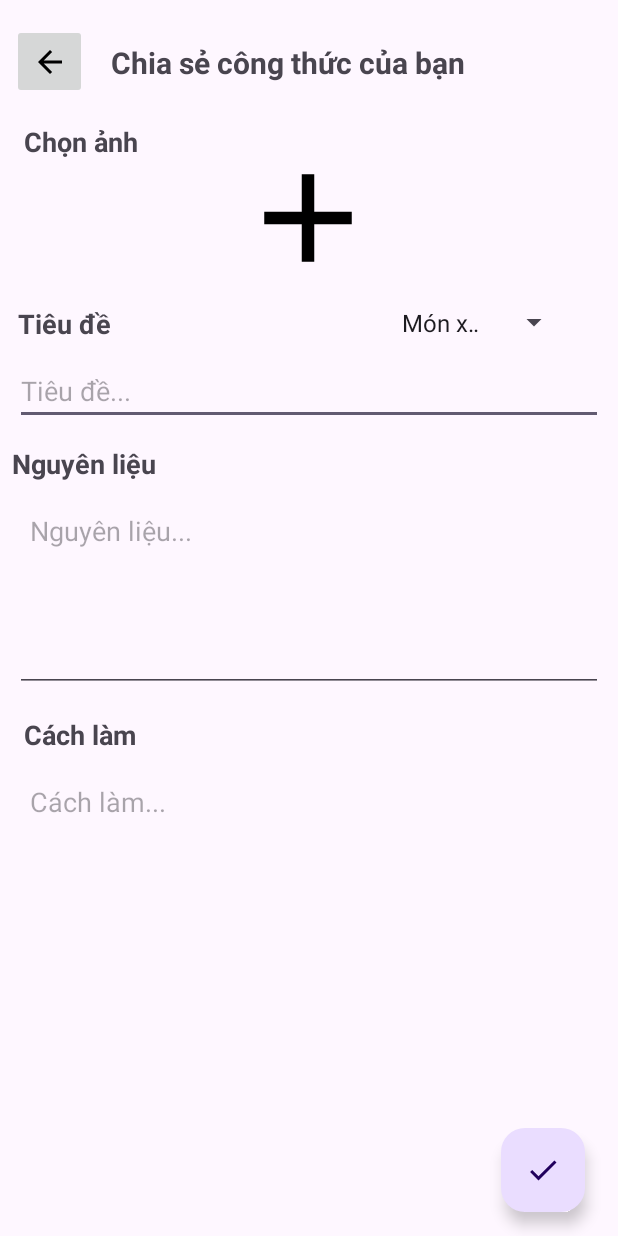
After one commit to AnhhDEV/recipe_application, an Android app: the InsertActivity screen opened directly, with no data from a screen before it, on a phone screen of 412 x 824 dp. The commit adds this screen. Run offline under Robolectric (Android 15) with nearby library versions, the phone set to English and light mode, and no system bars; our stand-ins replace Room's generated code.

Commit message:
added inserted feature

```diff
--- a/app/src/main/AndroidManifest.xml
+++ b/app/src/main/AndroidManifest.xml
@@ -16,6 +16,9 @@
         android:theme="@style/Theme.RecipeAppp"
         tools:targetApi="31">
         <activity
+            android:name=".presentation.insert_recipe.InsertActivity"
+            android:exported="false" />
+        <activity
             android:name=".presentation.detail.DetailActivity"
             android:exported="false" />
         <activity
--- a/app/src/main/java/com/tanh/recipeappp/data/database/MDatabase.java
+++ b/app/src/main/java/com/tanh/recipeappp/data/database/MDatabase.java
@@ -1,11 +1,22 @@
 package com.tanh.recipeappp.data.database;
 
+import androidx.annotation.NonNull;
 import androidx.room.Database;
 import androidx.room.RoomDatabase;
+import androidx.room.migration.Migration;
+import androidx.sqlite.db.SupportSQLiteDatabase;
 
 @Database(entities = {Recipe.class}, version = 1)
 public abstract class MDatabase extends RoomDatabase {
 
     public abstract RecipeDao dao();
 
+    static final Migration MIGRATION_1_2 = new Migration(1, 2) {
+
+        @Override
+        public void migrate(@NonNull SupportSQLiteDatabase supportSQLiteDatabase) {
+            supportSQLiteDatabase.execSQL("ALTER TABLE recipe ADD COLUMN isFavorite INTEGER NOT NULL DEFAULT 0");
+        }
+    };
+
 }
--- a/app/src/main/java/com/tanh/recipeappp/data/database/Recipe.java
+++ b/app/src/main/java/com/tanh/recipeappp/data/database/Recipe.java
@@ -21,6 +21,15 @@ public class Recipe {
         this.id = id;
         this.title = title;
         this.category = category;
+        this.ingredients = ingredients;
+        this.instruction = instruction;
+        this.imageUrl = imageUrl;
+        this.isFavorite = isFavorite;
+    }
+
+    public Recipe(String title, Integer categoryId, String ingredients, String instruction, String string, Boolean isFavorite) {
+        this.title = title;
+        this.category = categoryId;
         this.ingredients = ingredients;
         this.instruction = instruction;
         this.imageUrl = imageUrl;
--- a/app/src/main/java/com/tanh/recipeappp/data/database/RecipeDao.java
+++ b/app/src/main/java/com/tanh/recipeappp/data/database/RecipeDao.java
@@ -26,4 +26,7 @@ public interface RecipeDao {
 
     @Update
     void updateRecipe(Recipe recipe);
+
+    @Query("SELECT MAX(id) FROM recipe")
+    LiveData<Integer> getMaxRecipeId();
 }
--- a/app/src/main/java/com/tanh/recipeappp/data/repository/RecipeRepository.java
+++ b/app/src/main/java/com/tanh/recipeappp/data/repository/RecipeRepository.java
@@ -47,6 +47,10 @@ public class RecipeRepository {
         }
     }
 
+    public LiveData<Integer> getMaxId() {
+        return mDatabase.dao().getMaxRecipeId();
+    }
+
     public void updateRecipe(Recipe recipe) {
         mDatabase.dao().updateRecipe(recipe);
     }
--- a/app/src/main/java/com/tanh/recipeappp/presentation/detail/DetailActivity.java
+++ b/app/src/main/java/com/tanh/recipeappp/presentation/detail/DetailActivity.java
@@ -7,7 +7,7 @@ import androidx.appcompat.app.AppCompatActivity;
 import androidx.lifecycle.ViewModelProvider;
 
 import com.bumptech.glide.Glide;
-import com.tanh.recipeappp.R;
+
 import com.tanh.recipeappp.RecipeApplication;
 import com.tanh.recipeappp.databinding.ActivityDetailBinding;
 import com.tanh.recipeappp.dependencies.AppContainer;
--- a/app/src/main/java/com/tanh/recipeappp/presentation/home/MainActivity.java
+++ b/app/src/main/java/com/tanh/recipeappp/presentation/home/MainActivity.java
@@ -17,6 +17,7 @@ import com.tanh.recipeappp.databinding.ActivityMainBinding;
 import com.tanh.recipeappp.dependencies.AppContainer;
 import com.tanh.recipeappp.factory.RecipeViewModelFactory;
 import com.tanh.recipeappp.presentation.adapter.RecipesAdapter;
+import com.tanh.recipeappp.presentation.insert_recipe.InsertActivity;
 import com.tanh.recipeappp.presentation.recipes.RecipesActivity;
 
 import java.util.ArrayList;
@@ -68,6 +69,16 @@ public class MainActivity extends AppCompatActivity {
         goi();
         drink();
         other();
+
+        //nav
+        navToInsert();
+    }
+
+    private void navToInsert() {
+        binding.mainAdd.setOnClickListener(view -> {
+            Intent intent = new Intent(this, InsertActivity.class);
+            startActivity(intent);
+        });
     }
 
     private void loadData() {
--- a/app/src/main/java/com/tanh/recipeappp/presentation/home/RecipeViewModel.java
+++ b/app/src/main/java/com/tanh/recipeappp/presentation/home/RecipeViewModel.java
@@ -21,6 +21,10 @@ public class RecipeViewModel extends ViewModel {
         this.recipeRepository = recipeRepository;
     }
 
+    public LiveData<Integer> getMaxId() {
+       return recipeRepository.getMaxId();
+    }
+
     //Lấy danh sách recipe theo categoryId
     public LiveData<List<Recipe>> getRecipesByCategory(Integer categoryId) {
         return recipeRepository.getRecipesByCategoryId(categoryId);
@@ -37,7 +41,7 @@ public class RecipeViewModel extends ViewModel {
     }
 
     //Thêm recipe
-    void insertRecipe(Recipe recipe) {
+    public void insertRecipe(Recipe recipe) {
         Executor executor = Executors.newSingleThreadExecutor();
         executor.execute(() -> {
             recipeRepository.insertRecipe(recipe);
--- /dev/null
+++ b/app/src/main/java/com/tanh/recipeappp/presentation/insert_recipe/InsertActivity.java
@@ -0,0 +1,128 @@
+package com.tanh.recipeappp.presentation.insert_recipe;
+
+import android.content.Intent;
+import android.net.Uri;
+import android.os.Bundle;
+import android.util.Log;
+import android.view.View;
+import android.widget.AdapterView;
+
+import androidx.activity.EdgeToEdge;
+import androidx.activity.result.ActivityResultLauncher;
+import androidx.activity.result.PickVisualMediaRequest;
+import androidx.activity.result.contract.ActivityResultContracts;
+import androidx.annotation.Nullable;
+import androidx.appcompat.app.AppCompatActivity;
+import androidx.core.graphics.Insets;
+import androidx.core.view.ViewCompat;
+import androidx.core.view.WindowInsetsCompat;
+import androidx.lifecycle.LiveData;
+import androidx.lifecycle.MutableLiveData;
+import androidx.lifecycle.ViewModelProvider;
+
+import com.tanh.recipeappp.R;
+import com.tanh.recipeappp.RecipeApplication;
+import com.tanh.recipeappp.data.database.Recipe;
+import com.tanh.recipeappp.databinding.ActivityInsertBinding;
+import com.tanh.recipeappp.dependencies.AppContainer;
+import com.tanh.recipeappp.factory.RecipeViewModelFactory;
+import com.tanh.recipeappp.presentation.home.MainActivity;
+import com.tanh.recipeappp.presentation.home.RecipeViewModel;
+import com.tanh.recipeappp.util.Category;
+
+public class InsertActivity extends AppCompatActivity {
+
+    ActivityInsertBinding binding;
+    ActivityResultLauncher<PickVisualMediaRequest> pickMedia;
+    AppContainer appContainer;
+    RecipeViewModel recipeViewModel;
+    Uri currentUri = null;
+    int categoryId;
+    private boolean isAddingRecipe = false;
+    @Override
+    protected void onCreate(Bundle savedInstanceState) {
+        super.onCreate(savedInstanceState);
+        setBinding();
+        //init
+        init();
+
+        //đăng ký callback
+        pickMedia = registerForActivityResult(new ActivityResultContracts.PickVisualMedia(), uri -> {
+            if (uri != null) {
+                binding.tvAnh.setImageURI(uri);
+                currentUri = uri;
+                isAddingRecipe = false;
+            }
+        });
+        binding.spinner.setOnItemSelectedListener(new AdapterView.OnItemSelectedListener() {
+            @Override
+            public void onItemSelected(AdapterView<?> adapterView, View view, int position, long l) {
+                categoryId = position;
+            }
+
+            @Override
+            public void onNothingSelected(AdapterView<?> adapterView) {
+
+            }
+        });
+
+        onImageSelected();
+        insertRecipe();
+        back();
+    }
+
+    private void back() {
+        binding.back2.setOnClickListener(view -> {
+            Intent intent = new Intent(this, MainActivity.class);
+            startActivity(intent);
+        });
+    }
+
+    private void insertRecipe() {
+        binding.btnSave.setOnClickListener(view -> {
+            String ingredients = binding.etIngredients.getText().toString();
+            String instruction = binding.etInstruction.getText().toString();
+            String title = binding.etTitle.getText().toString();
+
+            recipeViewModel.getMaxId().observe(this, currentId -> {
+                if (isAddingRecipe) return;
+
+                isAddingRecipe = true;
+                Log.d("recipeId", "id " + currentId);
+                Recipe recipe = new Recipe(currentId + 1, title, categoryId, ingredients, instruction, currentUri.toString(), false);
+                recipeViewModel.insertRecipe(recipe);
+
+            });
+
+            binding.etTitle.setText("");
+            binding.etIngredients.setText("");
+            binding.etInstruction.setText("");
+
+            Intent intent = new Intent(this, MainActivity.class);
+            startActivity(intent);
+        });
+    }
+
+    private void onImageSelected() {
+        binding.tvAnh.setOnClickListener(view -> {
+            registerPicture();
+        });
+    }
+
+    private void init() {
+        appContainer = ((RecipeApplication) getApplication()).getAppContainer();
+        RecipeViewModelFactory factory = new RecipeViewModelFactory(appContainer.getRecipeRepository());
+        recipeViewModel = new ViewModelProvider(this, factory).get(RecipeViewModel.class);
+    }
+
+    private void registerPicture() {
+        pickMedia.launch(new PickVisualMediaRequest.Builder()
+                .setMediaType(ActivityResultContracts.PickVisualMedia.ImageOnly.INSTANCE)
+                .build());
+    }
+
+    private void setBinding() {
+        binding = ActivityInsertBinding.inflate(getLayoutInflater());
+        setContentView(binding.getRoot());
+    }
+}
--- a/app/src/main/java/com/tanh/recipeappp/presentation/recipes/RecipesActivity.java
+++ b/app/src/main/java/com/tanh/recipeappp/presentation/recipes/RecipesActivity.java
@@ -1,5 +1,6 @@
 package com.tanh.recipeappp.presentation.recipes;
 
+import android.annotation.SuppressLint;
 import android.content.Intent;
 import android.os.Bundle;
 
@@ -28,6 +29,7 @@ public class RecipesActivity extends AppCompatActivity {
     AppContainer appContainer;
     RecipesAdapter recipeAdapter;
 
+    @SuppressLint("NotifyDataSetChanged")
     @Override
     protected void onCreate(Bundle savedInstanceState) {
         super.onCreate(savedInstanceState);
@@ -48,11 +50,16 @@ public class RecipesActivity extends AppCompatActivity {
         //recycleview
         recipeViewModel.getRecipesByCategory(categoryId).observe(this, recipe -> {
             list = recipe;
-            recipeAdapter = new RecipesAdapter(recipeViewModel, list);
-            binding.rvDishtype.setAdapter(recipeAdapter);
-            GridLayoutManager gridLayoutManager = new GridLayoutManager(this, 2);
-            binding.rvDishtype.setLayoutManager(gridLayoutManager);
-            binding.rvDishtype.setAdapter(recipeAdapter);
+            if(recipeAdapter == null) {
+                recipeAdapter = new RecipesAdapter(recipeViewModel, list);
+                binding.rvDishtype.setAdapter(recipeAdapter);
+                GridLayoutManager gridLayoutManager = new GridLayoutManager(this, 2);
+                binding.rvDishtype.setLayoutManager(gridLayoutManager);
+                binding.rvDishtype.setAdapter(recipeAdapter);
+            }
+
+            recipeAdapter.changeList(recipe);
+            recipeAdapter.notifyDataSetChanged();
         });
         onBack();
     }
--- /dev/null
+++ b/app/src/main/res/drawable/done.xml
@@ -0,0 +1,5 @@
+<vector xmlns:android="http://schemas.android.com/apk/res/android" android:height="24dp" android:tint="#000000" android:viewportHeight="24" android:viewportWidth="24" android:width="24dp">
+
+    <path android:fillColor="@android:color/white" android:pathData="M9,16.2L4.8,12l-1.4,1.4L9,19 21,7l-1.4,-1.4L9,16.2z"/>
+
+</vector>
--- /dev/null
+++ b/app/src/main/res/drawable/save.xml
@@ -0,0 +1,5 @@
+<vector xmlns:android="http://schemas.android.com/apk/res/android" android:height="24dp" android:tint="#000000" android:viewportHeight="24" android:viewportWidth="24" android:width="24dp">
+
+    <path android:fillColor="@android:color/white" android:pathData="M19,12v7L5,19v-7L3,12v7c0,1.1 0.9,2 2,2h14c1.1,0 2,-0.9 2,-2v-7h-2zM13,12.67l2.59,-2.58L17,11.5l-5,5 -5,-5 1.41,-1.41L11,12.67L11,3h2z"/>
+
+</vector>
--- a/app/src/main/res/layout/activity_detail.xml
+++ b/app/src/main/res/layout/activity_detail.xml
@@ -114,6 +114,8 @@
     <ScrollView
         android:layout_width="380dp"
         android:layout_height="295dp"
+        android:layout_marginTop="8dp"
+        android:layout_marginLeft="8dp"
         app:layout_constraintEnd_toEndOf="parent"
         app:layout_constraintHorizontal_bias="0.516"
         app:layout_constraintStart_toStartOf="parent"
--- /dev/null
+++ b/app/src/main/res/layout/activity_insert.xml
@@ -0,0 +1,166 @@
+<?xml version="1.0" encoding="utf-8"?>
+<androidx.constraintlayout.widget.ConstraintLayout xmlns:android="http://schemas.android.com/apk/res/android"
+    xmlns:app="http://schemas.android.com/apk/res-auto"
+    xmlns:tools="http://schemas.android.com/tools"
+    android:id="@+id/main"
+    android:layout_width="match_parent"
+    android:layout_height="match_parent"
+    tools:context=".presentation.insert_recipe.InsertActivity">
+
+    <ImageButton
+        android:id="@+id/back2"
+        android:layout_width="50dp"
+        android:layout_height="50dp"
+        android:layout_marginStart="8dp"
+        android:layout_marginTop="16dp"
+        android:contentDescription="TODO"
+        android:src="@drawable/back"
+        app:layout_constraintStart_toStartOf="parent"
+        app:layout_constraintTop_toTopOf="parent" />
+
+    <TextView
+        android:id="@+id/textView2"
+        android:layout_width="wrap_content"
+        android:layout_height="wrap_content"
+        android:layout_marginStart="16dp"
+        android:layout_marginTop="28dp"
+        android:text="Chia sẻ công thức của bạn"
+        android:textSize="20dp"
+        android:textStyle="bold"
+        app:layout_constraintStart_toEndOf="@+id/back2"
+        app:layout_constraintTop_toTopOf="parent" />
+
+    <TextView
+        android:id="@+id/textView7"
+        android:layout_width="wrap_content"
+        android:layout_height="wrap_content"
+        android:layout_marginStart="16dp"
+        android:layout_marginTop="16dp"
+        android:text="Chọn ảnh"
+        android:textSize="18sp"
+        android:textStyle="bold"
+        app:layout_constraintStart_toStartOf="parent"
+        app:layout_constraintTop_toBottomOf="@+id/back2" />
+
+    <ImageView
+        android:id="@+id/tv_anh"
+        android:layout_width="100dp"
+        android:layout_height="100dp"
+        android:layout_marginTop="40dp"
+        app:layout_constraintEnd_toEndOf="parent"
+        app:layout_constraintHorizontal_bias="0.498"
+        app:layout_constraintStart_toStartOf="parent"
+        app:layout_constraintTop_toBottomOf="@+id/textView2"
+        app:srcCompat="@drawable/add" />
+
+    <TextView
+        android:id="@+id/textView66"
+        android:layout_width="wrap_content"
+        android:layout_height="wrap_content"
+        android:layout_marginStart="12dp"
+        android:layout_marginTop="8dp"
+        android:text="Tiêu đề"
+        android:textSize="18sp"
+        android:textStyle="bold"
+        app:layout_constraintStart_toStartOf="parent"
+        app:layout_constraintTop_toBottomOf="@+id/tv_anh" />
+
+    <Spinner
+        android:id="@+id/spinner"
+        android:layout_width="120dp"
+        android:layout_height="30dp"
+        android:layout_marginEnd="32dp"
+        android:layout_marginBottom="8dp"
+        android:entries="@array/dishtype"
+        app:layout_constraintBottom_toTopOf="@+id/et_title"
+        app:layout_constraintEnd_toEndOf="parent" />
+
+    <EditText
+        android:id="@+id/et_title"
+        android:layout_width="match_parent"
+        android:layout_height="wrap_content"
+        android:layout_margin="10dp"
+        android:hint="Tiêu đề..."
+        app:layout_constraintEnd_toEndOf="parent"
+        app:layout_constraintHorizontal_bias="0.5"
+        app:layout_constraintStart_toEndOf="@+id/back2"
+        app:layout_constraintTop_toBottomOf="@+id/textView66" />
+
+    <TextView
+        android:id="@+id/textView4"
+        android:layout_width="wrap_content"
+        android:layout_height="wrap_content"
+        android:layout_marginStart="8dp"
+        android:layout_marginTop="8dp"
+        android:text="Nguyên liệu"
+        android:textSize="18sp"
+        android:textStyle="bold"
+        app:layout_constraintStart_toStartOf="parent"
+        app:layout_constraintTop_toTopOf="@+id/guideline6" />
+
+    <EditText
+        android:id="@+id/et_ingredients"
+        android:layout_width="match_parent"
+        android:layout_height="wrap_content"
+        android:layout_margin="10dp"
+        android:gravity="top|start"
+        android:hint="Nguyên liệu..."
+        android:inputType="textMultiLine"
+        android:lines="5"
+        android:overScrollMode="always"
+        android:padding="10dp"
+        android:scrollbars="vertical"
+        app:layout_constraintEnd_toEndOf="parent"
+        app:layout_constraintHorizontal_bias="0.5"
+        app:layout_constraintStart_toStartOf="parent"
+        app:layout_constraintTop_toBottomOf="@+id/textView4" />
+
+    <TextView
+        android:id="@+id/textView6"
+        android:layout_width="wrap_content"
+        android:layout_height="wrap_content"
+        android:layout_marginStart="16dp"
+        android:layout_marginTop="16dp"
+        android:text="Cách làm"
+        android:textSize="18sp"
+        android:textStyle="bold"
+        app:layout_constraintStart_toStartOf="parent"
+        app:layout_constraintTop_toBottomOf="@+id/et_ingredients" />
+
+    <EditText
+        android:id="@+id/et_instruction"
+        android:layout_width="match_parent"
+        android:layout_height="wrap_content"
+        android:layout_margin="10dp"
+        android:gravity="top|start"
+        android:hint="Cách làm..."
+        android:inputType="textMultiLine"
+        android:lines="20"
+        android:overScrollMode="always"
+        android:padding="10dp"
+        android:scrollbars="vertical"
+        app:layout_constraintEnd_toEndOf="parent"
+        app:layout_constraintHorizontal_bias="0.5"
+        app:layout_constraintStart_toStartOf="parent"
+        app:layout_constraintTop_toBottomOf="@+id/textView6" />
+
+    <androidx.constraintlayout.widget.Guideline
+        android:id="@+id/guideline6"
+        android:layout_width="wrap_content"
+        android:layout_height="wrap_content"
+        android:orientation="horizontal"
+        app:layout_constraintGuide_begin="289dp" />
+
+    <com.google.android.material.floatingactionbutton.FloatingActionButton
+        android:id="@+id/btn_save"
+        android:layout_width="56dp"
+        android:layout_height="56dp"
+        android:layout_gravity="center"
+        android:layout_marginEnd="12dp"
+        android:layout_marginBottom="16dp"
+        android:contentDescription="TODO"
+        app:layout_constraintBottom_toBottomOf="parent"
+        app:layout_constraintEnd_toEndOf="@+id/et_instruction"
+        app:srcCompat="@drawable/done" />
+
+</androidx.constraintlayout.widget.ConstraintLayout>
--- a/app/src/main/res/layout/activity_main.xml
+++ b/app/src/main/res/layout/activity_main.xml
@@ -567,6 +567,7 @@
         android:layout_marginBottom="80dp"
         android:contentDescription="TODO"
         android:src="@drawable/add"
+        android:id="@+id/main_add"
         app:layout_constraintBottom_toBottomOf="parent"
         app:layout_constraintEnd_toEndOf="parent" />
 
--- a/app/src/main/res/values/strings.xml
+++ b/app/src/main/res/values/strings.xml
@@ -12,4 +12,19 @@
     <string name="salad">Món gỏi</string>
     <string name="drink">Đồ uống</string>
     <string name="others">Khác</string>
+
+    <string-array name="dishtype">
+        <item>Món xào</item>
+        <item>Món lẩu</item>
+        <item>Món kho</item>
+        <item>Món chiên</item>
+        <item>Món canh</item>
+        <item>Món cháo</item>
+        <item>Món xôi</item>
+        <item>Món nướng</item>
+        <item>Món hấp</item>
+        <item>Món gỏi</item>
+        <item>Đồ uống</item>
+        <item>Món khác</item>
+    </string-array>
 </resources>
```
Also changed, not shown: app/src/main/assets/recipes.json (+20 -0 lines).
